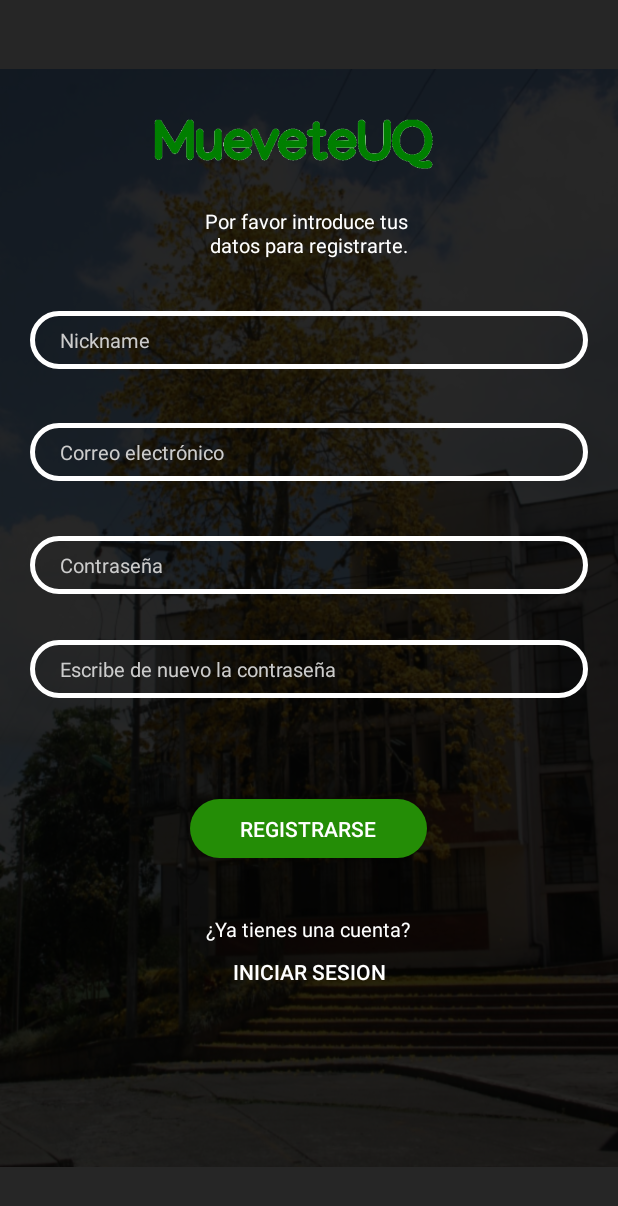
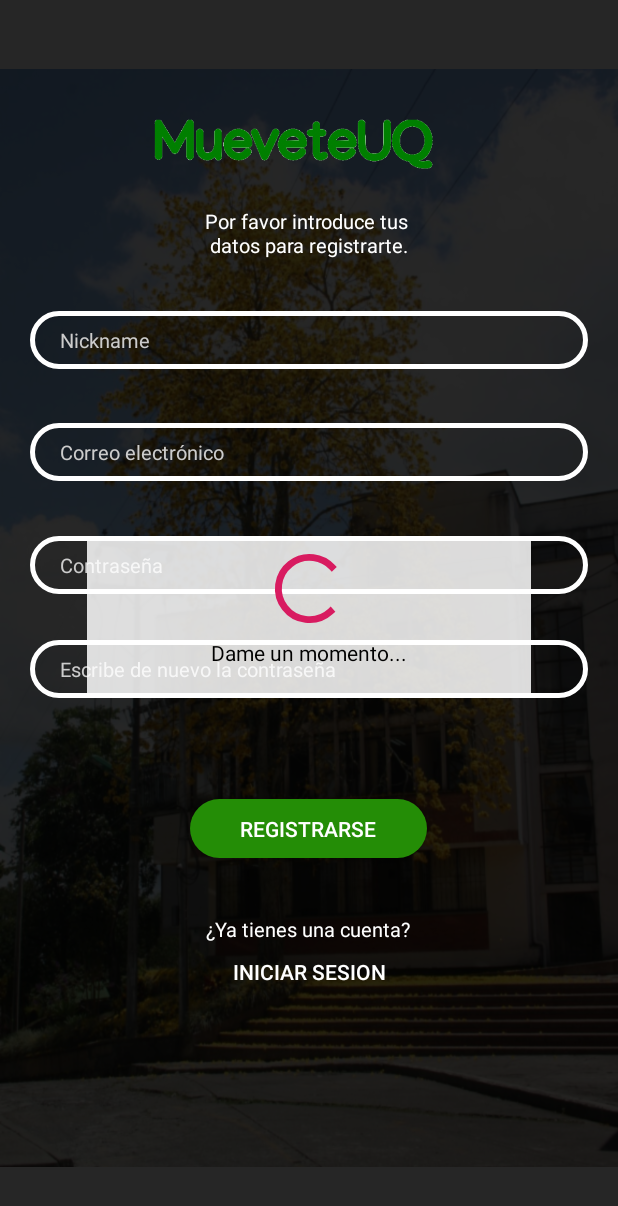
Before and after one commit to MariaPaulaS/MueveteUQPodometro, an Android app: the RegisterActivity screen opened directly, with no data from a screen before it, on a phone screen of 412 x 824 dp. Shown: the top 1206 px of the screen. Run offline under Robolectric (Android 15) with nearby library versions, the phone set to English and light mode, and no system bars; our stand-ins replace Firebase (no records; nobody signed in at launch, a user with empty details on screens opened directly).

Commit message:
Correccion para dedos temblorosos en registro e inicio de progress bar

```diff
--- /dev/null
+++ b/app/src/main/java/com/example/mueveteuq_podometro/fragments/ProgressBarFragment.java
@@ -0,0 +1,43 @@
+package com.example.mueveteuq_podometro.fragments;
+
+
+import android.os.Bundle;
+
+import androidx.fragment.app.Fragment;
+
+import android.view.LayoutInflater;
+import android.view.View;
+import android.view.ViewGroup;
+import android.widget.ProgressBar;
+import android.widget.TextView;
+
+import com.example.mueveteuq_podometro.R;
+
+/**
+ * A simple {@link Fragment} subclass.
+ */
+public class ProgressBarFragment extends Fragment {
+
+    private ProgressBar progressBar;
+    private TextView tvProcesando;
+
+    public ProgressBarFragment() {
+        // Required empty public constructor
+    }
+
+
+    @Override
+    public View onCreateView(LayoutInflater inflater, ViewGroup container,
+                             Bundle savedInstanceState) {
+        // Inflate the layout for this fragment
+        View view =  inflater.inflate(R.layout.fragment_progress_bar, container, false);
+
+        progressBar = view.findViewById(R.id.progressBar);
+        tvProcesando = view.findViewById(R.id.tv_procesando);
+
+        progressBar.setVisibility(View.VISIBLE);
+
+        return view;
+    }
+
+}
--- a/app/src/main/res/layout/activity_register.xml
+++ b/app/src/main/res/layout/activity_register.xml
@@ -192,6 +192,17 @@
             app:layout_constraintTop_toBottomOf="@+id/textView5"
             app:layout_constraintVertical_bias="0.0" />
 
+        <fragment
+            android:id="@+id/fragment"
+            android:name="com.example.mueveteuq_podometro.fragments.ProgressBarFragment"
+            android:layout_width="296dp"
+            android:layout_height="104dp"
+            app:layout_constraintBottom_toBottomOf="parent"
+            app:layout_constraintEnd_toEndOf="parent"
+            app:layout_constraintStart_toStartOf="parent"
+            app:layout_constraintTop_toTopOf="parent"
+            tools:layout="@layout/fragment_progress_bar" />
+
 
     </androidx.constraintlayout.widget.ConstraintLayout>
 
--- /dev/null
+++ b/app/src/main/res/layout/fragment_progress_bar.xml
@@ -0,0 +1,38 @@
+<?xml version="1.0" encoding="utf-8"?>
+<androidx.constraintlayout.widget.ConstraintLayout xmlns:android="http://schemas.android.com/apk/res/android"
+    xmlns:app="http://schemas.android.com/apk/res-auto"
+    xmlns:tools="http://schemas.android.com/tools"
+    android:id="@+id/fragment_progress_bar"
+    android:layout_width="match_parent"
+    android:layout_height="match_parent"
+    android:background="#d8FFFFFF"
+    tools:context=".fragments.ProgressBarFragment">
+
+    <!-- TODO: Update blank fragment layout -->
+
+    <ProgressBar
+        android:id="@+id/progressBar"
+        style="?android:attr/progressBarStyle"
+        android:layout_width="75dp"
+        android:layout_height="55dp"
+        app:layout_constraintBottom_toBottomOf="parent"
+        app:layout_constraintEnd_toEndOf="parent"
+        app:layout_constraintStart_toStartOf="parent"
+        app:layout_constraintTop_toTopOf="parent"
+        app:layout_constraintVertical_bias="0.102" />
+
+    <TextView
+        android:id="@+id/tv_procesando"
+        android:layout_width="wrap_content"
+        android:layout_height="wrap_content"
+        android:text="Dame un momento..."
+        android:textColor="@color/kuro"
+        android:textSize="14sp"
+        app:layout_constraintBottom_toBottomOf="parent"
+        app:layout_constraintEnd_toEndOf="parent"
+        app:layout_constraintHorizontal_bias="0.498"
+        app:layout_constraintStart_toStartOf="parent"
+        app:layout_constraintTop_toTopOf="parent"
+        app:layout_constraintVertical_bias="0.771" />
+
+</androidx.constraintlayout.widget.ConstraintLayout>
```
Also changed, not shown: app/src/main/java/com/example/mueveteuq_podometro/activities/login/RegisterActivity.java (+12 -3 lines), app/src/main/res/layout/activity_podometer.xml (deleted, +0 -19 lines), app/src/main/res/layout/activity_podometer_list.xml (deleted, +0 -16 lines).
